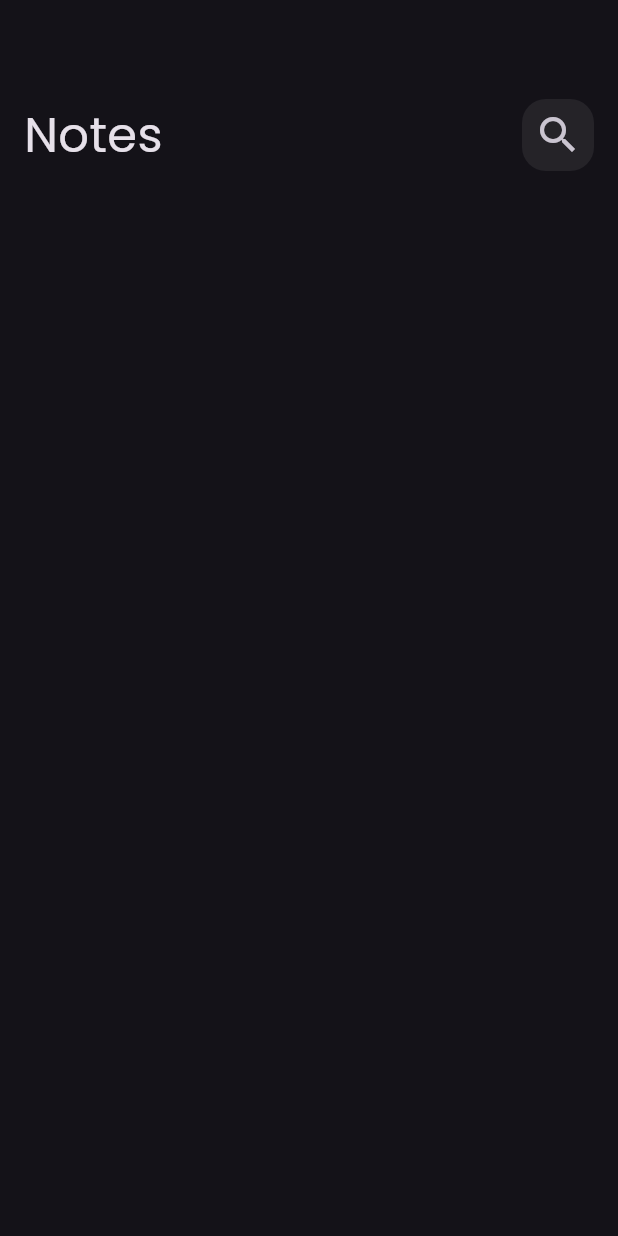
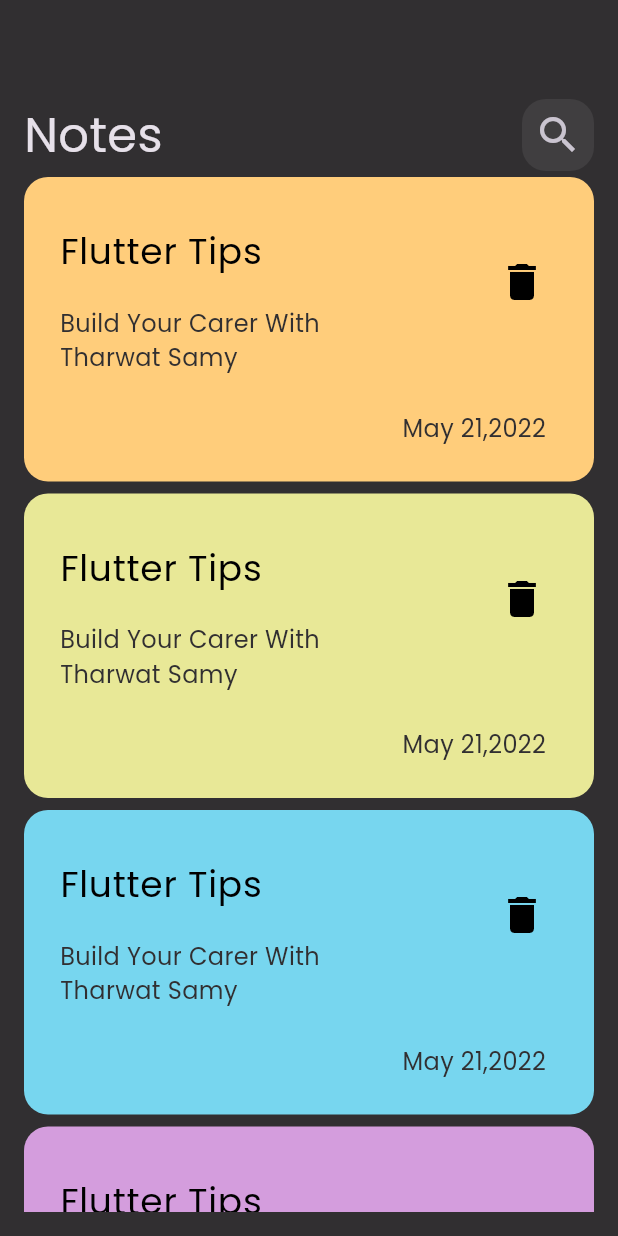
Before and after one commit to Eslam-Hossam1/notes_app, a Flutter app: the screen it shows after launch, on a phone screen of 412 x 824 dp. Run offline on Flutter 3.47's test engine with Material 3 defaults, Android fonts, the phone set to English and light mode, and no system bars; our stand-ins replace font_awesome_flutter.

Commit message:
implementd notes view body

```diff
--- /dev/null
+++ b/lib/helper/add_height_space.dart
@@ -0,0 +1,7 @@
+import 'package:flutter/material.dart';
+
+Widget addHieghtSpace(double num) {
+  return SizedBox(
+    height: num,
+  );
+}
--- a/lib/main.dart
+++ b/lib/main.dart
@@ -12,9 +12,12 @@ class NotesApp extends StatelessWidget {
   Widget build(BuildContext context) {
     return MaterialApp(
       theme: ThemeData(
-        fontFamily: "Poppins",
-        brightness: Brightness.dark,
-      ),
+          scaffoldBackgroundColor: Color(0xff312F31),
+          fontFamily: "Poppins",
+          brightness: Brightness.dark,
+          textTheme: TextTheme(
+            bodyLarge: TextStyle(color: Colors.black),
+          )),
       debugShowCheckedModeBanner: false,
       routes: {
         NotesView.id: (context) => NotesView(),
--- a/lib/views/notes_view.dart
+++ b/lib/views/notes_view.dart
@@ -1,6 +1,7 @@
 import 'package:flutter/material.dart';
 import 'package:font_awesome_flutter/font_awesome_flutter.dart';
 import 'package:notes_app/widgets/notes_app_bar.dart';
+import 'package:notes_app/widgets/notes_view_body.dart';
 
 class NotesView extends StatelessWidget {
   const NotesView({super.key});
@@ -9,17 +10,7 @@ class NotesView extends StatelessWidget {
   @override
   Widget build(BuildContext context) {
     return Scaffold(
-      body: Padding(
-        padding: const EdgeInsets.all(16.0),
-        child: Column(
-          children: [
-            SizedBox(
-              height: 50,
-            ),
-            NotesAppBar(),
-          ],
-        ),
-      ),
+      body: NotesViewBody(),
     );
   }
 }
--- /dev/null
+++ b/lib/widgets/note_item.dart
@@ -0,0 +1,58 @@
+import 'package:flutter/material.dart';
+
+class NoteItem extends StatelessWidget {
+  const NoteItem({super.key, required this.color});
+  final Color color;
+  @override
+  Widget build(BuildContext context) {
+    return Padding(
+      padding: const EdgeInsets.only(bottom: 8),
+      child: Container(
+        decoration: BoxDecoration(
+            color: color, borderRadius: BorderRadius.circular(16)),
+        child: Column(
+          crossAxisAlignment: CrossAxisAlignment.end,
+          children: [
+            Padding(
+              padding: const EdgeInsets.only(left: 8.0),
+              child: ListTile(
+                title: Padding(
+                  padding: const EdgeInsets.only(top: 24, bottom: 18),
+                  child: Text(
+                    "Flutter Tips",
+                    style: TextStyle(
+                      color: Colors.black,
+                      fontSize: 24,
+                    ),
+                  ),
+                ),
+                subtitle: Text(
+                  "Build Your Carer With\nTharwat Samy",
+                  style: TextStyle(
+                    color: Color(0xff312F31),
+                    fontSize: 16,
+                  ),
+                ),
+                trailing: IconButton(
+                  onPressed: () {},
+                  icon: Icon(
+                    Icons.delete,
+                    color: Colors.black,
+                    size: 32,
+                  ),
+                ),
+              ),
+            ),
+            Padding(
+              padding: const EdgeInsets.only(top: 16, right: 32, bottom: 24),
+              child: Text(
+                "May 21,2022",
+                style: TextStyle(color: Color(0xff312F31), fontSize: 16),
+              ),
+            )
+          ],
+        ),
+      ),
+    );
+  }
+}
--- /dev/null
+++ b/lib/widgets/notes_list_view.dart
@@ -0,0 +1,21 @@
+import 'package:flutter/material.dart';
+import 'package:notes_app/widgets/note_item.dart';
+
+class NotesListview extends StatelessWidget {
+  const NotesListview({super.key});
+  final List<String> notes = const ["notes"];
+  final List<Color> colors = const [
+    Color(0xffFFCD7B),
+    Color(0xffE8E897),
+    Color(0xff77D6EF),
+    Color(0xffD49DDD),
+  ];
+  @override
+  Widget build(BuildContext context) {
+    return ListView.builder(itemBuilder: (context, index) {
+      return NoteItem(
+        color: colors[index % colors.length],
+      );
+    });
+  }
+}
--- /dev/null
+++ b/lib/widgets/notes_view_body.dart
@@ -0,0 +1,28 @@
+import 'package:flutter/material.dart';
+import 'package:notes_app/helper/add_height_space.dart';
+import 'package:notes_app/widgets/note_item.dart';
+import 'package:notes_app/widgets/notes_app_bar.dart';
+import 'package:notes_app/widgets/notes_list_view.dart';
+
+class NotesViewBody extends StatelessWidget {
+  const NotesViewBody({
+    super.key,
+  });
+
+  @override
+  Widget build(BuildContext context) {
+    return Padding(
+      padding: const EdgeInsets.all(16.0),
+      child: Column(
+        children: [
+          addHieghtSpace(50),
+          NotesAppBar(),
+          addHieghtSpace(4),
+          Expanded(
+            child: NotesListview(),
+          )
+        ],
+      ),
+    );
+  }
+}
```
